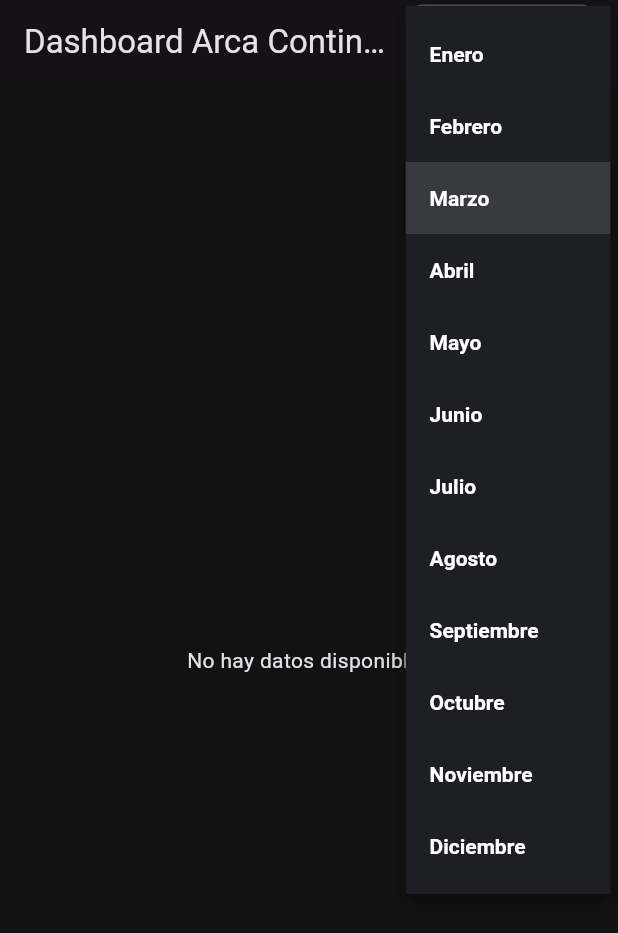
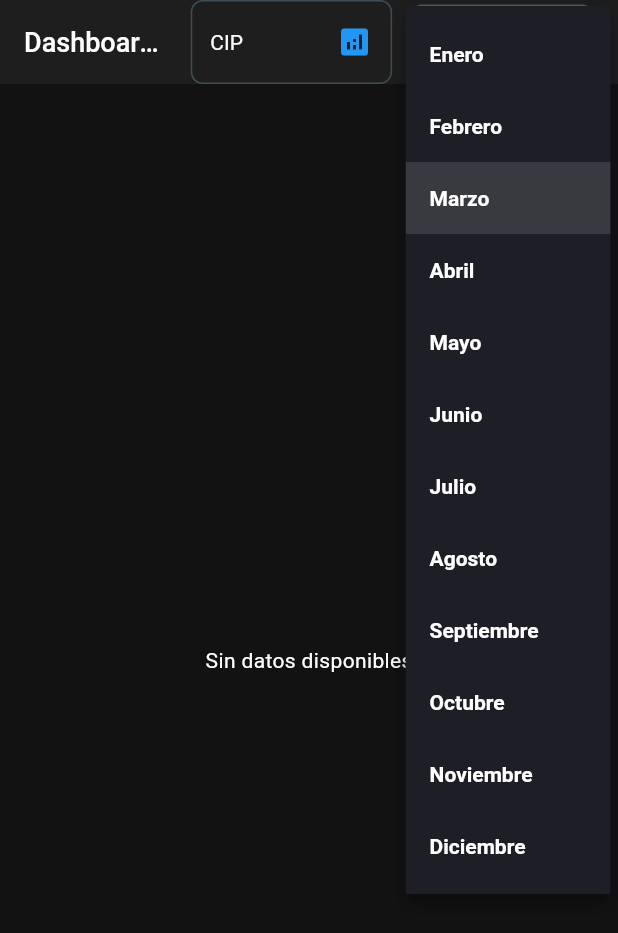
Before and after one commit to amautta19/flutter_dashboard_ih, a Flutter app: the screen it shows after launch, after a tap on "Marzo", on a phone screen of 412 x 824 dp. Shown: the top 933 px of the screen. Run offline on Flutter 3.47's test engine with Material 3 defaults, Android fonts, the phone set to English and light mode, and no system bars; our stand-ins replace google_fonts, supabase_flutter, syncfusion_flutter_charts, syncfusion_flutter_datagrid; accounts and stored records are empty.

Commit message:
Se agrega filtro para los elementos

```diff
--- a/lib/main.dart
+++ b/lib/main.dart
@@ -1,5 +1,6 @@
 import 'package:flutter/material.dart';
 import 'package:flutter_dashboard_ih/presentation/main_view.dart';
+import 'package:flutter_dashboard_ih/providers/filter_element_provider.dart';
 import 'package:flutter_dashboard_ih/providers/filter_month_provider.dart';
 import 'package:provider/provider.dart';
 import 'package:supabase_flutter/supabase_flutter.dart';
@@ -19,7 +20,8 @@ class MyApp extends StatelessWidget {
   Widget build(BuildContext context) {
     return MultiProvider(
       providers: [
-        ChangeNotifierProvider(create: (_) => FilterMonthProvider())
+        ChangeNotifierProvider(create: (_) => FilterMonthProvider()),
+        ChangeNotifierProvider(create: (_) => FilterElement()),
       ],
       child: MaterialApp(
         debugShowCheckedModeBanner: false,
--- a/lib/presentation/main_view.dart
+++ b/lib/presentation/main_view.dart
@@ -1,50 +1,102 @@
 import 'package:flutter/material.dart';
+import 'package:flutter_dashboard_ih/presentation/widgets/filter_element.dart';
+import 'package:provider/provider.dart';
+
+// Providers
+import 'package:flutter_dashboard_ih/providers/filter_month_provider.dart';
+import 'package:flutter_dashboard_ih/providers/filter_element_provider.dart';
+
+// Widgets
 import 'package:flutter_dashboard_ih/presentation/widgets/tables_manifold.dart';
-import 'package:flutter_dashboard_ih/providers/filter_month_provider.dart';
+import 'package:flutter_dashboard_ih/presentation/widgets/graph_manifold.dart';
+import 'package:flutter_dashboard_ih/presentation/widgets/filter_month.dart';
+// Importa aquí donde tengas guardado el GraphColumnSelector que me pasaste
+
+// Servicios
 import 'package:flutter_dashboard_ih/supabase_services.dart';
-import 'package:provider/provider.dart';
-import 'widgets/filter_month.dart';
-import 'widgets/graph_manifold.dart';
-
 
 class MainView extends StatelessWidget {
   const MainView({super.key});
 
   @override
   Widget build(BuildContext context) {
-    // Escuchamos el mes seleccionado
+    // Escuchamos el mes seleccionado para que el FutureBuilder se refresque al cambiarlo
     final selectedMonth = context.watch<FilterMonthProvider>().selectedMonth;
 
     return Scaffold(
       backgroundColor: const Color(0xFF121212),
       appBar: AppBar(
-        title: const Text('Dashboard Arca Continental'),
-        actions: const [FilterMonthWidget(), SizedBox(width: 16)],
+        backgroundColor: const Color(0xFF1E1E1E),
+        elevation: 0,
+        title: const Text(
+          'Dashboard Arca Continental',
+          style: TextStyle(color: Colors.white, fontSize: 18, fontWeight: FontWeight.w500),
+        ),
+        actions: [
+          // Tu nuevo Selector de Columnas
+          const GraphColumnSelector(),
+
+          const SizedBox(width: 12),
+
+          // Selector de Mes
+          const FilterMonthWidget(),
+
+          const SizedBox(width: 16),
+        ],
       ),
       body: FutureBuilder<List<dynamic>>(
-        future: SupabaseServices().getData(), // Tu función de Supabase
+        // El build se dispara cuando cambian los providers, refrescando el Future si es necesario
+        future: SupabaseServices().getData(),
         builder: (context, snapshot) {
           if (snapshot.connectionState == ConnectionState.waiting) {
-            return const Center(child: CircularProgressIndicator());
+            return const Center(child: CircularProgressIndicator(color: Colors.blueAccent));
+          }
+
+          if (snapshot.hasError) {
+            return const Center(child: Text("Error de conexión", style: TextStyle(color: Colors.red)));
           }
 
           if (!snapshot.hasData || snapshot.data!.isEmpty) {
-            return const Center(child: Text("No hay datos disponibles"));
+            return const Center(child: Text("Sin datos disponibles", style: TextStyle(color: Colors.white)));
           }
 
-          // --- FILTRADO EN TIEMPO REAL ---
+          // Filtrado por mes (Lógica operativa)
           final filteredData = snapshot.data!.where((item) {
-            final fecha = DateTime.parse(item['fecha_operativa']);
-            return fecha.month == selectedMonth;
+            try {
+              final fecha = DateTime.parse(item['fecha_operativa']);
+              return fecha.month == selectedMonth;
+            } catch (e) {
+              return false;
+            }
           }).toList();
 
+          if (filteredData.isEmpty) {
+            return const Center(
+              child: Text("No hay registros para este mes", style: TextStyle(color: Colors.white70)),
+            );
+          }
+
           return SingleChildScrollView(
+            padding: const EdgeInsets.symmetric(horizontal: 16, vertical: 20),
             child: Column(
+              crossAxisAlignment: CrossAxisAlignment.start,
               children: [
-                // Pasamos la data filtrada a los widgets que ya tienes
+                // Gráfica de Tendencia
+                GraphManifoldWidget(allData: filteredData,),
+
+                const SizedBox(height: 30),
+
+                // Tabla de detalles
+                const Padding(
+                  padding: EdgeInsets.only(left: 4, bottom: 12),
+                  child: Text(
+                    "Registro de Lecturas - Planta",
+                    style: TextStyle(color: Colors.white, fontSize: 16, fontWeight: FontWeight.bold),
+                  ),
+                ),
+
+                // Pasamos los datos filtrados a la tabla
                 TableManifoldWidget(allData: filteredData),
-                const SizedBox(height: 20),
-                GraphManifoldWidget(allData: filteredData),
               ],
             ),
           );
--- a/lib/presentation/widgets/filter_element.dart
+++ b/lib/presentation/widgets/filter_element.dart
@@ -0,0 +1,47 @@
+import 'package:flutter/material.dart';
+import 'package:flutter_dashboard_ih/providers/filter_element_provider.dart';
+import 'package:provider/provider.dart';
+
+class GraphColumnSelector extends StatelessWidget {
+  const GraphColumnSelector({super.key});
+
+  @override
+  Widget build(BuildContext context) {
+    final provider = context.watch<FilterElement>();
+
+    // Tus opciones basadas en las columnas de la BD
+    final List<String> columns = [
+      'CIP', 'DesaireadorA', 'DesaireadorB', 'DesaireadorC',
+      'Fuerza', 'Lavadoras', 'LineasPET', 'Multimix',
+      'Potable', 'Quasy', 'Servicios', 'Contisiolv'
+    ];
+
+    return Container(
+      padding: const EdgeInsets.symmetric(horizontal: 12, vertical: 4),
+      decoration: BoxDecoration(
+        color: const Color(0xFF1E1E1E),
+        borderRadius: BorderRadius.circular(8),
+        border: Border.all(color: Colors.blueGrey.withOpacity(0.5)),
+      ),
+      child: DropdownButtonHideUnderline(
+        child: DropdownButton<String>(
+          value: provider.selectedColumn,
+          dropdownColor: const Color(0xFF1E1E1E),
+          icon: const Icon(Icons.analytics, color: Colors.blue),
+          style: const TextStyle(color: Colors.white, fontSize: 14),
+          onChanged: (String? newValue) {
+            if (newValue != null) {
+              provider.updateColumn(newValue);
+            }
+          },
+          items: columns.map<DropdownMenuItem<String>>((String value) {
+            return DropdownMenuItem<String>(
+              value: value,
+              child: Text(value),
+            );
+          }).toList(),
+        ),
+      ),
+    );
+  }
+}
--- /dev/null
+++ b/lib/providers/filter_element_provider.dart
@@ -0,0 +1,13 @@
+
+import 'package:flutter/material.dart';
+
+class FilterElement extends ChangeNotifier{
+  String _selectedColumn = 'CIP'; // Columna por defecto
+
+  String get selectedColumn => _selectedColumn;
+
+  void updateColumn(String column) {
+    _selectedColumn = column;
+    notifyListeners();
+  }
+}
```
Also changed, not shown: lib/presentation/widgets/graph_manifold.dart (+35 -21 lines).
